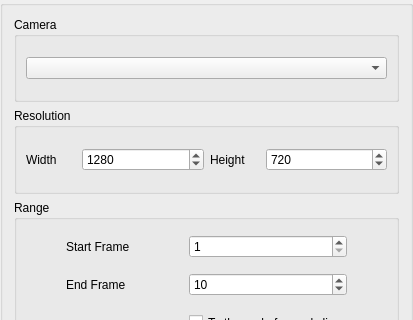
Old version of the form app/ui/exportmovieoptions.ui in the repository pencil2d/pencil; both pictures show x 0 to 413 and y 0 to 320 of the 413 by 480 pixel window.
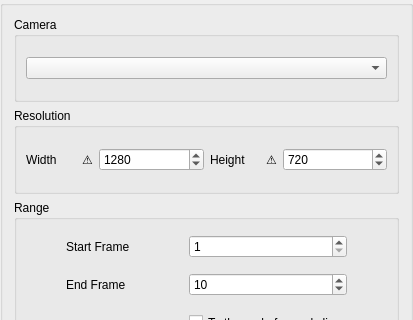
New version of the form.

Patch:
```diff
--- a/app/ui/exportmovieoptions.ui
+++ b/app/ui/exportmovieoptions.ui
@@ -40,7 +40,7 @@
      <property name="title">
       <string>Resolution</string>
      </property>
-     <layout class="QHBoxLayout" name="horizontalLayout">
+     <layout class="QHBoxLayout" name="horizontalLayout" stretch="1,0,1,1,0,1">
       <item>
        <widget class="QLabel" name="label">
         <property name="sizePolicy">
@@ -60,6 +60,16 @@
         </property>
        </widget>
       </item>
+      <item>
+       <widget class="QLabel" name="unevenWidthLabel">
+        <property name="toolTip">
+         <string>The MP4 format does not support odd width. Please specify an even width or use a different file format.</string>
+        </property>
+        <property name="text">
+         <string notr="true">⚠</string>
+        </property>
+       </widget>
+      </item>
       <item>
        <widget class="QSpinBox" name="widthSpinBox">
         <property name="maximum">
@@ -89,6 +99,16 @@
         </property>
        </widget>
       </item>
+      <item>
+       <widget class="QLabel" name="unevenHeightLabel">
+        <property name="toolTip">
+         <string>The MP4 format does not support odd height. Please specify an even height or use a different file format.</string>
+        </property>
+        <property name="text">
+         <string notr="true">⚠</string>
+        </property>
+       </widget>
+      </item>
       <item>
        <widget class="QSpinBox" name="heightSpinBox">
         <property name="maximum">
```
